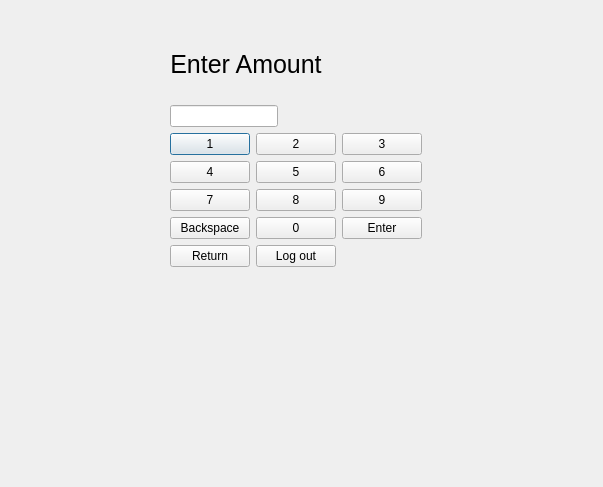
Above: bank-automat/customwithdrawal.ui from sannatikk/ATM_simulator_app before the change. Below: the same form after it.
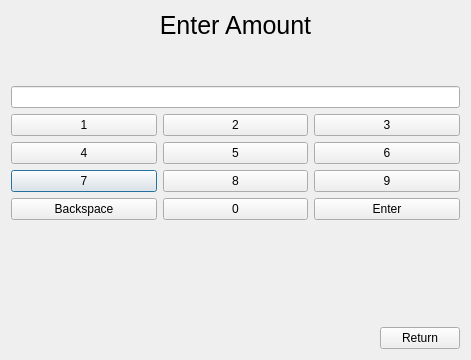
That is the form after the change.

```diff
--- a/bank-automat/customwithdrawal.ui
+++ b/bank-automat/customwithdrawal.ui
@@ -6,24 +6,19 @@
    <rect>
     <x>0</x>
     <y>0</y>
-    <width>603</width>
-    <height>487</height>
+    <width>471</width>
+    <height>360</height>
    </rect>
   </property>
   <property name="windowTitle">
    <string>Dialog</string>
   </property>
-  <widget class="QWidget" name="formLayoutWidget">
-   <property name="geometry">
-    <rect>
-     <x>170</x>
-     <y>50</y>
-     <width>342</width>
-     <height>411</height>
-    </rect>
-   </property>
-   <layout class="QFormLayout" name="formLayout">
-    <item row="0" column="0">
+  <layout class="QHBoxLayout" name="horizontalLayout_2">
+   <item>
+    <layout class="QVBoxLayout" name="verticalLayout_2">
+     <item>
+      <layout class="QVBoxLayout" name="verticalLayout">
+       <item>
      <widget class="QLabel" name="enterAmount">
       <property name="font">
        <font>
@@ -41,108 +36,102 @@
       </property>
      </widget>
     </item>
-    <item row="1" column="0">
-     <widget class="QLabel" name="label">
-      <property name="text">
-       <string/>
-      </property>
-     </widget>
-    </item>
-    <item row="2" column="0">
+       <item>
+        <spacer name="verticalSpacer_2">
+         <property name="orientation">
+          <enum>Qt::Vertical</enum>
+         </property>
+         <property name="sizeHint" stdset="0">
+          <size>
+           <width>20</width>
+           <height>40</height>
+          </size>
+         </property>
+        </spacer>
+       </item>
+       <item>
      <widget class="QLineEdit" name="lineEditAmount"/>
     </item>
-    <item row="3" column="0">
-     <layout class="QHBoxLayout" name="horizontalLayout_4">
       <item>
-       <widget class="QPushButton" name="btn1">
-        <property name="text">
-         <string>1</string>
-        </property>
-       </widget>
-      </item>
-      <item>
-       <widget class="QPushButton" name="btn2">
-        <property name="text">
-         <string>2</string>
-        </property>
-       </widget>
-      </item>
-      <item>
-       <widget class="QPushButton" name="btn3">
-        <property name="text">
-         <string>3</string>
-        </property>
-       </widget>
-      </item>
-     </layout>
-    </item>
-    <item row="4" column="0">
-     <layout class="QHBoxLayout" name="horizontalLayout">
-      <item>
-       <widget class="QPushButton" name="btn4">
-        <property name="text">
-         <string>4</string>
-        </property>
-       </widget>
-      </item>
-      <item>
-       <widget class="QPushButton" name="btn5">
-        <property name="text">
-         <string>5</string>
-        </property>
-       </widget>
-      </item>
-      <item>
-       <widget class="QPushButton" name="btn6">
-        <property name="text">
-         <string>6</string>
-        </property>
-       </widget>
-      </item>
-     </layout>
-    </item>
-    <item row="5" column="0">
-     <layout class="QHBoxLayout" name="horizontalLayout_2">
-      <item>
+        <layout class="QGridLayout" name="gridLayout">
+         <item row="2" column="0">
        <widget class="QPushButton" name="btn7">
         <property name="text">
          <string>7</string>
         </property>
        </widget>
       </item>
-      <item>
+         <item row="2" column="1">
        <widget class="QPushButton" name="btn8">
         <property name="text">
          <string>8</string>
         </property>
        </widget>
       </item>
-      <item>
+         <item row="2" column="2">
        <widget class="QPushButton" name="btn9">
         <property name="text">
          <string>9</string>
         </property>
        </widget>
       </item>
-     </layout>
-    </item>
-    <item row="6" column="0">
-     <layout class="QHBoxLayout" name="horizontalLayout_5">
-      <item>
+         <item row="1" column="2">
+          <widget class="QPushButton" name="btn6">
+           <property name="text">
+            <string>6</string>
+           </property>
+          </widget>
+         </item>
+         <item row="0" column="2">
+          <widget class="QPushButton" name="btn3">
+           <property name="text">
+            <string>3</string>
+           </property>
+          </widget>
+         </item>
+         <item row="1" column="0">
+          <widget class="QPushButton" name="btn4">
+           <property name="text">
+            <string>4</string>
+           </property>
+          </widget>
+         </item>
+         <item row="1" column="1">
+          <widget class="QPushButton" name="btn5">
+           <property name="text">
+            <string>5</string>
+           </property>
+          </widget>
+         </item>
+         <item row="0" column="0">
+          <widget class="QPushButton" name="btn1">
+           <property name="text">
+            <string>1</string>
+           </property>
+          </widget>
+         </item>
+         <item row="0" column="1">
+          <widget class="QPushButton" name="btn2">
+           <property name="text">
+            <string>2</string>
+           </property>
+          </widget>
+         </item>
+         <item row="3" column="0">
        <widget class="QPushButton" name="btnBackspace">
         <property name="text">
          <string>Backspace</string>
         </property>
        </widget>
       </item>
-      <item>
+         <item row="3" column="1">
        <widget class="QPushButton" name="btn0">
         <property name="text">
          <string>0</string>
         </property>
        </widget>
       </item>
-      <item>
+         <item row="3" column="2">
        <widget class="QPushButton" name="btnEnter">
         <property name="text">
          <string>Enter</string>
@@ -151,15 +140,43 @@
       </item>
      </layout>
     </item>
-    <item row="8" column="0">
+      </layout>
+     </item>
+     <item>
      <widget class="QLabel" name="incorrectAmountLabel">
       <property name="text">
-       <string> </string>
+        <string/>
       </property>
      </widget>
     </item>
-    <item row="7" column="0">
-     <layout class="QHBoxLayout" name="horizontalLayout_3">
+     <item>
+      <spacer name="verticalSpacer">
+       <property name="orientation">
+        <enum>Qt::Vertical</enum>
+       </property>
+       <property name="sizeHint" stdset="0">
+        <size>
+         <width>20</width>
+         <height>40</height>
+        </size>
+       </property>
+      </spacer>
+     </item>
+     <item>
+      <layout class="QHBoxLayout" name="horizontalLayout">
+       <item>
+        <spacer name="horizontalSpacer">
+         <property name="orientation">
+          <enum>Qt::Horizontal</enum>
+         </property>
+         <property name="sizeHint" stdset="0">
+          <size>
+           <width>40</width>
+           <height>20</height>
+          </size>
+         </property>
+        </spacer>
+       </item>
       <item>
        <widget class="QPushButton" name="btnReturn">
         <property name="text">
@@ -167,17 +184,11 @@
         </property>
        </widget>
       </item>
-      <item>
-       <widget class="QPushButton" name="btnLogOut">
-        <property name="text">
-         <string>Log out</string>
-        </property>
-       </widget>
+      </layout>
       </item>
      </layout>
     </item>
    </layout>
-  </widget>
  </widget>
  <resources/>
  <connections/>
```
Lines whose indentation alone changed are shown as unchanged.
